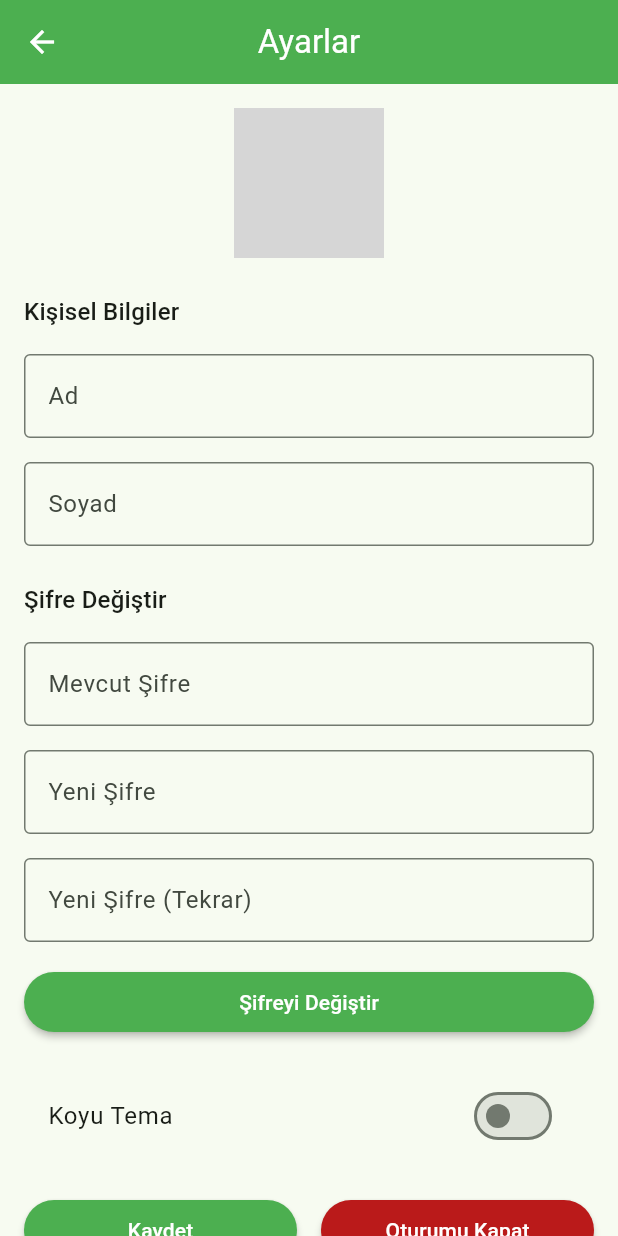
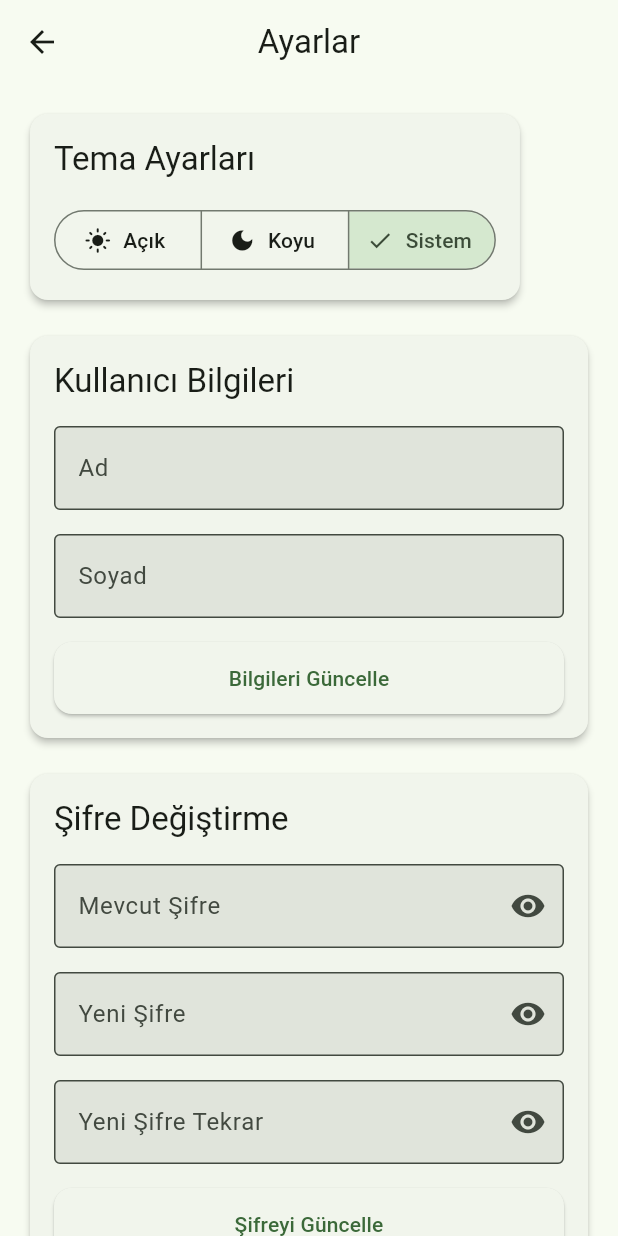
Before and after one commit to baldking1629/flutter_bitirme, a Flutter app: the screen it shows once a user with an empty profile is signed in, after a tap on the "settings" icon, on a phone screen of 412 x 824 dp. Run offline on Flutter 3.47's test engine with Material 3 defaults, Android fonts, the phone set to English and light mode, and no system bars; our stand-ins replace cloud_firestore, firebase_auth, firebase_core, geocoding, geolocator, google_sign_in and 2 more; accounts and stored records are empty; grey boxes are pictures that could not be loaded.

Commit message:
tema değişimi kullanıcı güncelleme tamamlandı

```diff
--- a/lib/providers/theme_provider.dart
+++ b/lib/providers/theme_provider.dart
@@ -2,22 +2,22 @@ import 'package:flutter/material.dart';
 import 'package:shared_preferences/shared_preferences.dart';
 
 class ThemeProvider with ChangeNotifier {
-  static const String _themeKey = 'theme_mode';
+  static const String _themeModeKey = 'theme_mode';
   late SharedPreferences _prefs;
   ThemeMode _themeMode = ThemeMode.system;
+
+  ThemeMode get themeMode => _themeMode;
 
   ThemeProvider() {
     _loadThemeMode();
   }
 
-  ThemeMode get themeMode => _themeMode;
-
   Future<void> _loadThemeMode() async {
     _prefs = await SharedPreferences.getInstance();
-    final savedTheme = _prefs.getString(_themeKey);
-    if (savedTheme != null) {
+    final savedThemeMode = _prefs.getString(_themeModeKey);
+    if (savedThemeMode != null) {
       _themeMode = ThemeMode.values.firstWhere(
-        (mode) => mode.toString() == savedTheme,
+        (mode) => mode.toString() == savedThemeMode,
         orElse: () => ThemeMode.system,
       );
       notifyListeners();
@@ -25,9 +25,8 @@ class ThemeProvider with ChangeNotifier {
   }
 
   Future<void> setThemeMode(ThemeMode mode) async {
-    if (_themeMode == mode) return;
     _themeMode = mode;
-    await _prefs.setString(_themeKey, mode.toString());
+    await _prefs.setString(_themeModeKey, mode.toString());
     notifyListeners();
   }
 
@@ -41,20 +40,25 @@ class ThemeProvider with ChangeNotifier {
       appBarTheme: AppBarTheme(
         centerTitle: true,
         elevation: 0,
-        backgroundColor: Colors.green,
-        foregroundColor: Colors.white,
-      ),
-      elevatedButtonTheme: ElevatedButtonThemeData(
-        style: ElevatedButton.styleFrom(
-          backgroundColor: Colors.green,
-          foregroundColor: Colors.white,
-          elevation: 2,
-        ),
       ),
       cardTheme: CardTheme(
         elevation: 2,
         shape: RoundedRectangleBorder(
           borderRadius: BorderRadius.circular(12),
+        ),
+      ),
+      inputDecorationTheme: InputDecorationTheme(
+        border: OutlineInputBorder(
+          borderRadius: BorderRadius.circular(12),
+        ),
+        filled: true,
+      ),
+      elevatedButtonTheme: ElevatedButtonThemeData(
+        style: ElevatedButton.styleFrom(
+          minimumSize: Size(double.infinity, 48),
+          shape: RoundedRectangleBorder(
+            borderRadius: BorderRadius.circular(12),
+          ),
         ),
       ),
     );
@@ -70,15 +74,6 @@ class ThemeProvider with ChangeNotifier {
       appBarTheme: AppBarTheme(
         centerTitle: true,
         elevation: 0,
-        backgroundColor: Colors.green.shade900,
-        foregroundColor: Colors.white,
-      ),
-      elevatedButtonTheme: ElevatedButtonThemeData(
-        style: ElevatedButton.styleFrom(
-          backgroundColor: Colors.green.shade800,
-          foregroundColor: Colors.white,
-          elevation: 2,
-        ),
       ),
       cardTheme: CardTheme(
         elevation: 2,
@@ -86,6 +81,20 @@ class ThemeProvider with ChangeNotifier {
           borderRadius: BorderRadius.circular(12),
         ),
       ),
+      inputDecorationTheme: InputDecorationTheme(
+        border: OutlineInputBorder(
+          borderRadius: BorderRadius.circular(12),
+        ),
+        filled: true,
+      ),
+      elevatedButtonTheme: ElevatedButtonThemeData(
+        style: ElevatedButton.styleFrom(
+          minimumSize: Size(double.infinity, 48),
+          shape: RoundedRectangleBorder(
+            borderRadius: BorderRadius.circular(12),
+          ),
+        ),
+      ),
     );
   }
 }
--- a/lib/screens/settings_screen.dart
+++ b/lib/screens/settings_screen.dart
@@ -16,6 +16,7 @@ class SettingsScreen extends StatefulWidget {
 
 class _SettingsScreenState extends State<SettingsScreen> {
   final _formKey = GlobalKey<FormState>();
+  final _passwordFormKey = GlobalKey<FormState>();
   final _nameController = TextEditingController();
   final _surnameController = TextEditingController();
   final _currentPasswordController = TextEditingController();
@@ -25,8 +26,11 @@ class _SettingsScreenState extends State<SettingsScreen> {
   final FirebaseAuth _auth = FirebaseAuth.instance;
   bool _isDarkMode = false;
   bool _isLoading = false;
+  bool _isPasswordLoading = false;
+  bool _obscureCurrentPassword = true;
+  bool _obscureNewPassword = true;
+  bool _obscureConfirmPassword = true;
   String? _photoUrl;
-  bool _isChangingPassword = false;
 
   @override
   void initState() {
@@ -60,7 +64,7 @@ class _SettingsScreenState extends State<SettingsScreen> {
     }
   }
 
-  Future<void> _changePassword() async {
+  Future<void> _updateUserInfo() async {
     if (!_formKey.currentState!.validate()) return;
 
     setState(() => _isLoading = true);
@@ -68,99 +72,133 @@ class _SettingsScreenState extends State<SettingsScreen> {
     try {
       final user = FirebaseAuth.instance.currentUser;
       if (user != null) {
+        await FirebaseFirestore.instance
+            .collection('Kullanicilar')
+            .doc(user.uid)
+            .update({
+          'name': _nameController.text.trim(),
+          'surname': _surnameController.text.trim(),
+          if (_photoUrl != null) 'photoUrl': _photoUrl,
+        });
+
+        ScaffoldMessenger.of(context).showSnackBar(
+          SnackBar(content: Text('Bilgileriniz başarıyla güncellendi')),
+        );
+      }
+    } catch (e) {
+      ScaffoldMessenger.of(context).showSnackBar(
+        SnackBar(content: Text('Bilgiler güncellenirken bir hata oluştu')),
+      );
+    } finally {
+      setState(() => _isLoading = false);
+    }
+  }
+
+  Future<void> _updatePassword() async {
+    if (!_passwordFormKey.currentState!.validate()) return;
+
+    setState(() => _isPasswordLoading = true);
+
+    try {
+      final user = FirebaseAuth.instance.currentUser;
+      if (user != null && user.email != null) {
         // Önce mevcut şifreyi doğrula
         final credential = EmailAuthProvider.credential(
           email: user.email!,
           password: _currentPasswordController.text,
         );
+        await user.reauthenticateWithCredential(credential);
 
-        await user.reauthenticateWithCredential(credential);
+        // Şifreyi güncelle
         await user.updatePassword(_newPasswordController.text);
 
-        if (mounted) {
+        // Form alanlarını temizle
+        _currentPasswordController.clear();
+        _newPasswordController.clear();
+        _confirmPasswordController.clear();
+
         ScaffoldMessenger.of(context).showSnackBar(
-            SnackBar(
-              content: Text('Şifre başarıyla değiştirildi'),
-              backgroundColor: Colors.green,
-            ),
+          SnackBar(content: Text('Şifreniz başarıyla güncellendi')),
         );
-          _formKey.currentState?.reset();
-        }
       }
     } on FirebaseAuthException catch (e) {
-      String message = 'Bir hata oluştu';
+      String message = 'Şifre güncellenirken bir hata oluştu';
       if (e.code == 'wrong-password') {
-        message = 'Mevcut şifre yanlış';
+        message = 'Mevcut şifreniz yanlış';
       } else if (e.code == 'weak-password') {
         message = 'Yeni şifre çok zayıf';
       }
-
-      if (mounted) {
       ScaffoldMessenger.of(context).showSnackBar(
-          SnackBar(
-            content: Text(message),
-            backgroundColor: Colors.red,
-          ),
+        SnackBar(content: Text(message)),
       );
-      }
     } finally {
-      if (mounted) {
-        setState(() => _isLoading = false);
-      }
+      setState(() => _isPasswordLoading = false);
     }
   }
 
   @override
   Widget build(BuildContext context) {
+    final themeProvider = Provider.of<ThemeProvider>(context);
+
     return Scaffold(
       appBar: AppBar(
         title: Text('Ayarlar'),
-        centerTitle: true,
       ),
-      body: _isLoading
-          ? Center(child: CircularProgressIndicator())
-          : SingleChildScrollView(
-              padding: AppTheme.screenPadding,
+      body: SingleChildScrollView(
+        padding: EdgeInsets.all(16),
+        child: Column(
+          crossAxisAlignment: CrossAxisAlignment.start,
+          children: [
+            Card(
+              child: Padding(
+                padding: EdgeInsets.all(16),
+                child: Column(
+                  crossAxisAlignment: CrossAxisAlignment.start,
+                  children: [
+                    Text(
+                      'Tema Ayarları',
+                      style: Theme.of(context).textTheme.titleLarge,
+                    ),
+                    SizedBox(height: 16),
+                    SegmentedButton<ThemeMode>(
+                      segments: const [
+                        ButtonSegment<ThemeMode>(
+                          value: ThemeMode.light,
+                          label: Text('Açık'),
+                          icon: Icon(Icons.light_mode),
+                        ),
+                        ButtonSegment<ThemeMode>(
+                          value: ThemeMode.dark,
+                          label: Text('Koyu'),
+                          icon: Icon(Icons.dark_mode),
+                        ),
+                        ButtonSegment<ThemeMode>(
+                          value: ThemeMode.system,
+                          label: Text('Sistem'),
+                          icon: Icon(Icons.settings_suggest),
+                        ),
+                      ],
+                      selected: {themeProvider.themeMode},
+                      onSelectionChanged: (Set<ThemeMode> newSelection) {
+                        themeProvider.setThemeMode(newSelection.first);
+                      },
+                    ),
+                  ],
+                ),
+              ),
+            ),
+            SizedBox(height: 16),
+            Card(
+              child: Padding(
+                padding: EdgeInsets.all(16),
                 child: Form(
                   key: _formKey,
                   child: Column(
                     crossAxisAlignment: CrossAxisAlignment.start,
                     children: [
-                    Center(
-                      child: Stack(
-                        children: [
-                          CircleAvatar(
-                            radius: 50,
-                            backgroundImage: _photoUrl != null
-                                ? NetworkImage(_photoUrl!)
-                                : null,
-                            child: _photoUrl == null
-                                ? Icon(Icons.person, size: 50)
-                                : null,
-                          ),
-                          Positioned(
-                            bottom: 0,
-                            right: 0,
-                            child: CircleAvatar(
-                              backgroundColor:
-                                  Theme.of(context).colorScheme.primary,
-                              radius: 20,
-                              child: IconButton(
-                                icon:
-                                    Icon(Icons.camera_alt, color: Colors.white),
-                                onPressed: () {
-                                  // TODO: Fotoğraf seçme işlemi
-                                },
-                              ),
-                            ),
-                          ),
-                        ],
-                      ),
-                    ),
-                    SizedBox(height: 24),
                       Text(
-                      'Kişisel Bilgiler',
-                      style: Theme.of(context).textTheme.titleMedium,
+                        'Kullanıcı Bilgileri',
+                        style: Theme.of(context).textTheme.titleLarge,
                       ),
                       SizedBox(height: 16),
                       TextFormField(
@@ -183,11 +221,40 @@ class _SettingsScreenState extends State<SettingsScreen> {
                           labelText: 'Soyad',
                           border: OutlineInputBorder(),
                         ),
+                        validator: (value) {
+                          if (value?.isEmpty ?? true) {
+                            return 'Lütfen soyadınızı girin';
+                          }
+                          return null;
+                        },
                       ),
-                    SizedBox(height: 24),
+                      SizedBox(height: 16),
+                      SizedBox(
+                        width: double.infinity,
+                        child: ElevatedButton(
+                          onPressed: _isLoading ? null : _updateUserInfo,
+                          child: _isLoading
+                              ? CircularProgressIndicator()
+                              : Text('Bilgileri Güncelle'),
+                        ),
+                      ),
+                    ],
+                  ),
+                ),
+              ),
+            ),
+            SizedBox(height: 16),
+            Card(
+              child: Padding(
+                padding: EdgeInsets.all(16),
+                child: Form(
+                  key: _passwordFormKey,
+                  child: Column(
+                    crossAxisAlignment: CrossAxisAlignment.start,
+                    children: [
                       Text(
-                      'Şifre Değiştir',
-                      style: Theme.of(context).textTheme.titleMedium,
+                        'Şifre Değiştirme',
+                        style: Theme.of(context).textTheme.titleLarge,
                       ),
                       SizedBox(height: 16),
                       TextFormField(
@@ -195,8 +262,21 @@ class _SettingsScreenState extends State<SettingsScreen> {
                         decoration: InputDecoration(
                           labelText: 'Mevcut Şifre',
                           border: OutlineInputBorder(),
+                          suffixIcon: IconButton(
+                            icon: Icon(
+                              _obscureCurrentPassword
+                                  ? Icons.visibility
+                                  : Icons.visibility_off,
                             ),
-                      obscureText: true,
+                            onPressed: () {
+                              setState(() {
+                                _obscureCurrentPassword =
+                                    !_obscureCurrentPassword;
+                              });
+                            },
+                          ),
+                        ),
+                        obscureText: _obscureCurrentPassword,
                         validator: (value) {
                           if (value?.isEmpty ?? true) {
                             return 'Lütfen mevcut şifrenizi girin';
@@ -210,8 +290,20 @@ class _SettingsScreenState extends State<SettingsScreen> {
                         decoration: InputDecoration(
                           labelText: 'Yeni Şifre',
                           border: OutlineInputBorder(),
+                          suffixIcon: IconButton(
+                            icon: Icon(
+                              _obscureNewPassword
+                                  ? Icons.visibility
+                                  : Icons.visibility_off,
                             ),
-                      obscureText: true,
+                            onPressed: () {
+                              setState(() {
+                                _obscureNewPassword = !_obscureNewPassword;
+                              });
+                            },
+                          ),
+                        ),
+                        obscureText: _obscureNewPassword,
                         validator: (value) {
                           if (value?.isEmpty ?? true) {
                             return 'Lütfen yeni şifrenizi girin';
@@ -226,10 +318,23 @@ class _SettingsScreenState extends State<SettingsScreen> {
                       TextFormField(
                         controller: _confirmPasswordController,
                         decoration: InputDecoration(
-                        labelText: 'Yeni Şifre (Tekrar)',
+                          labelText: 'Yeni Şifre Tekrar',
                           border: OutlineInputBorder(),
+                          suffixIcon: IconButton(
+                            icon: Icon(
+                              _obscureConfirmPassword
+                                  ? Icons.visibility
+                                  : Icons.visibility_off,
                             ),
-                      obscureText: true,
+                            onPressed: () {
+                              setState(() {
+                                _obscureConfirmPassword =
+                                    !_obscureConfirmPassword;
+                              });
+                            },
+                          ),
+                        ),
+                        obscureText: _obscureConfirmPassword,
                         validator: (value) {
                           if (value?.isEmpty ?? true) {
                             return 'Lütfen yeni şifrenizi tekrar girin';
@@ -244,97 +349,40 @@ class _SettingsScreenState extends State<SettingsScreen> {
                       SizedBox(
                         width: double.infinity,
                         child: ElevatedButton(
-                        onPressed: _isLoading ? null : _changePassword,
-                        child: _isLoading
-                            ? SizedBox(
-                                height: 20,
-                                width: 20,
-                                child: CircularProgressIndicator(
-                                  strokeWidth: 2,
-                                  valueColor: AlwaysStoppedAnimation<Color>(
-                                      Colors.white),
+                          onPressed:
+                              _isPasswordLoading ? null : _updatePassword,
+                          child: _isPasswordLoading
+                              ? CircularProgressIndicator()
+                              : Text('Şifreyi Güncelle'),
                         ),
-                              )
-                            : Text('Şifreyi Değiştir'),
-                      ),
-                    ),
-                    SizedBox(height: 24),
-                    SwitchListTile(
-                      title: Text('Koyu Tema'),
-                      value: _isDarkMode,
-                      onChanged: (value) {
-                        setState(() => _isDarkMode = value);
-                        // TODO: Tema değiştirme işlemi
-                      },
-                    ),
-                    SizedBox(height: 24),
-                    Row(
-                      children: [
-                        Expanded(
-                          child: ElevatedButton(
-                            onPressed: _saveSettings,
-                            child: Text('Kaydet'),
-                          ),
-                        ),
-                        SizedBox(width: 16),
-                        Expanded(
-                          child: ElevatedButton(
-                            onPressed: _signOut,
-                            style: ElevatedButton.styleFrom(
-                              backgroundColor:
-                                  Theme.of(context).colorScheme.error,
-                            ),
-                            child: Text('Oturumu Kapat'),
-                          ),
-                        ),
-                      ],
                       ),
                     ],
                   ),
                 ),
               ),
+            ),
+            SizedBox(height: 16),
+            SizedBox(
+              width: double.infinity,
+              child: ElevatedButton.icon(
+                onPressed: () async {
+                  await FirebaseAuth.instance.signOut();
+                  Navigator.of(context).pushReplacement(
+                    MaterialPageRoute(builder: (_) => AuthScreen()),
                   );
-  }
-
-  Future<void> _saveSettings() async {
-    if (!_formKey.currentState!.validate()) return;
-
-    setState(() => _isLoading = true);
-    try {
-      final user = FirebaseAuth.instance.currentUser;
-      if (user != null) {
-        await FirebaseFirestore.instance
-            .collection('Kullanicilar')
-            .doc(user.uid)
-            .update({
-          'name': _nameController.text,
-          'surname':
-              _surnameController.text.isEmpty ? null : _surnameController.text,
-          if (_photoUrl != null) 'photoUrl': _photoUrl,
-        });
-
-        ScaffoldMessenger.of(context).showSnackBar(
-          SnackBar(content: Text('Ayarlar başarıyla kaydedildi')),
+                },
+                icon: Icon(Icons.logout),
+                label: Text('Çıkış Yap'),
+                style: ElevatedButton.styleFrom(
+                  backgroundColor: Theme.of(context).colorScheme.error,
+                  foregroundColor: Theme.of(context).colorScheme.onError,
+                ),
+              ),
+            ),
+          ],
+        ),
+      ),
     );
-      }
-    } catch (e) {
-      ScaffoldMessenger.of(context).showSnackBar(
-        SnackBar(content: Text('Ayarlar kaydedilirken hata oluştu')),
-      );
-    } finally {
-      setState(() => _isLoading = false);
-    }
-  }
-
-  Future<void> _signOut() async {
-    try {
-      await FirebaseAuth.instance.signOut();
-      Navigator.of(context).pop(); // Önceki ekrana dön
-    } catch (e) {
-      ScaffoldMessenger.of(context).showSnackBar(
-        SnackBar(content: Text('Çıkış yapılırken hata oluştu')),
-      );
-    }
   }
 
   @override
```
Also changed, not shown: 4 other files. Lines whose indentation alone changed are shown as unchanged.
